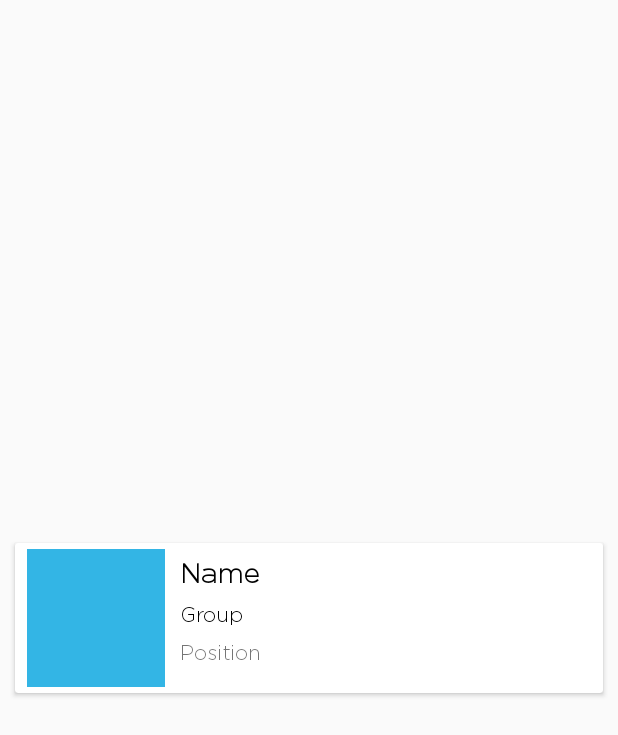
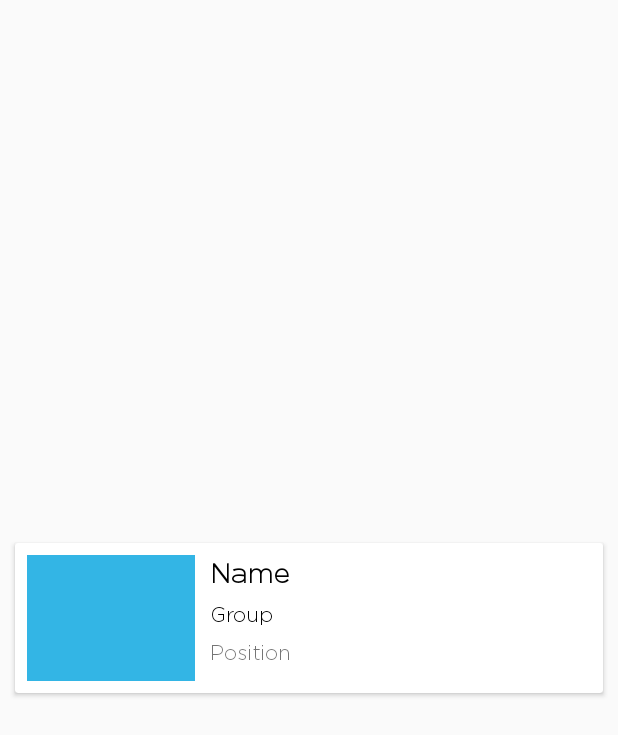
Before and after one commit to gameraroma/ui-template-android, an Android app: the layout listitem_lightlist.xml on its own in the app's theme, with its tools: preview values and no code run, on a phone screen of 412 x 824 dp. Shown: the top 735 px of the screen. Run offline under Robolectric (Android 15) with nearby library versions, the light colour scheme and no system bars.

Commit message:
edit image view in card view

```diff
--- a/app/build.gradle
+++ b/app/build.gradle
@@ -37,6 +37,8 @@ dependencies {
     implementation 'com.android.support.constraint:constraint-layout:1.1.2'
     implementation 'com.android.support:design:27.1.1'
     implementation 'com.android.support:cardview-v7:27.1.1'
+    implementation 'com.github.bumptech.glide:glide:4.8.0'
+    annotationProcessor 'com.github.bumptech.glide:compiler:4.8.0'
     testImplementation 'junit:junit:4.12'
     androidTestImplementation 'com.android.support.test:runner:1.0.2'
     androidTestImplementation 'com.android.support.test.espresso:espresso-core:3.0.2'
--- a/app/src/main/java/gameraromic/uitemplate/adapters/ListLightAdapter.kt
+++ b/app/src/main/java/gameraromic/uitemplate/adapters/ListLightAdapter.kt
@@ -1,15 +1,17 @@
 package gameraromic.uitemplate.adapters
 
+import android.content.Context
 import android.support.v7.widget.CardView
 import android.support.v7.widget.RecyclerView
 import android.view.LayoutInflater
 import android.view.View
 import android.view.ViewGroup
+import com.bumptech.glide.Glide
 import gameraromic.uitemplate.R
 import gameraromic.uitemplate.models.List.GirlGroupMember
 import kotlinx.android.synthetic.main.listitem_lightlist.view.*
 
-class ListLightAdapter(private val membersList: Array<GirlGroupMember>) : RecyclerView.Adapter<ListLightAdapter.ListLightViewHolder>() {
+class ListLightAdapter(private val membersList: Array<GirlGroupMember>, private val context: Context) : RecyclerView.Adapter<ListLightAdapter.ListLightViewHolder>() {
     override fun getItemCount(): Int {
         return membersList.size
     }
@@ -23,7 +25,7 @@ class ListLightAdapter(private val membersList: Array<GirlGroupMember>) : Recycl
         holder.nameTextView?.text = membersList[position].name
         holder.groupTextView?.text = membersList[position].groupName
         holder.positionTextView?.text = membersList[position].position
-        holder.profileImageView?.setImageResource(membersList[position].profilePicResInt)
+        Glide.with(context).load(membersList[position].profilePicResInt).into(holder.profileImageView)
     }
 
     class ListLightViewHolder (containerView: View) : RecyclerView.ViewHolder(containerView) {
--- a/app/src/main/java/gameraromic/uitemplate/exampleviews/ListLightActivity.kt
+++ b/app/src/main/java/gameraromic/uitemplate/exampleviews/ListLightActivity.kt
@@ -32,7 +32,7 @@ class ListLightActivity : AppCompatActivity() {
         )
 
         viewManager = LinearLayoutManager(this)
-        viewAdapter = ListLightAdapter(membersList)
+        viewAdapter = ListLightAdapter(membersList, this)
 
         lightRecyclerView.apply {
             setHasFixedSize(true)
--- a/app/src/main/res/layout/listitem_lightlist.xml
+++ b/app/src/main/res/layout/listitem_lightlist.xml
@@ -13,14 +13,14 @@
 
         <ImageView
             android:id="@+id/profile_image_view"
-            android:layout_width="92dp"
-            android:layout_height="92dp"
+            android:layout_width="0dp"
+            android:layout_height="0dp"
             android:layout_marginBottom="8dp"
             android:layout_marginStart="8dp"
             android:layout_marginTop="8dp"
             android:contentDescription="TODO"
             card_view:layout_constraintBottom_toBottomOf="parent"
-            card_view:layout_constraintDimensionRatio="1:1"
+            card_view:layout_constraintDimensionRatio="4:3"
             card_view:layout_constraintStart_toStartOf="parent"
             card_view:layout_constraintTop_toTopOf="parent"
             card_view:srcCompat="@color/colorPrimary" />
```
